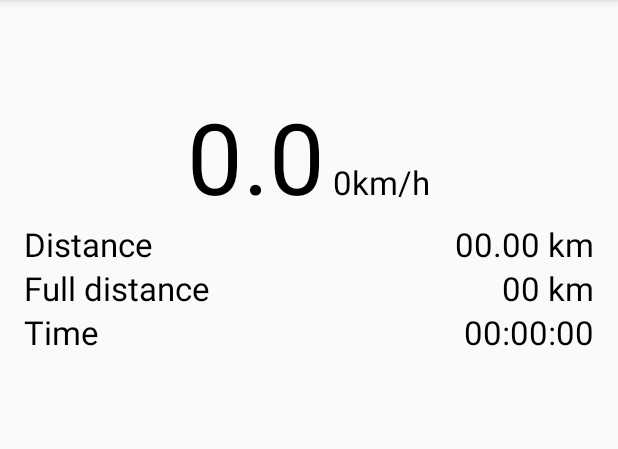
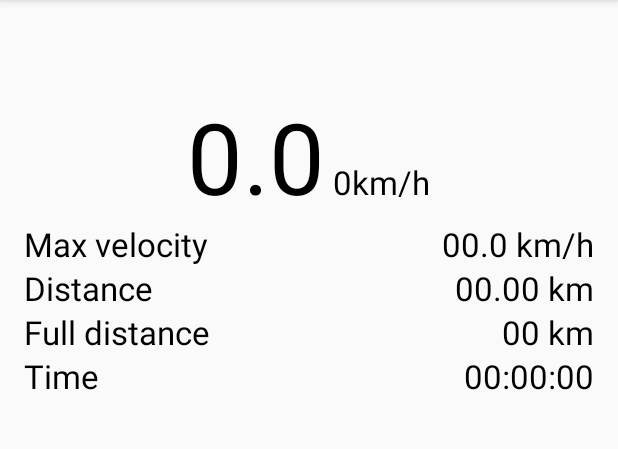
Before and after one commit to michal915/Speedometer, an Android app: the screen it shows after launch (MainActivity), on a phone screen of 412 x 824 dp, the part 84-533 px from its top. Run offline under Robolectric (Android 15) with nearby library versions, the phone set to English and light mode, and no system bars.

Commit message:
add max speed data

```diff
--- a/app/src/main/java/com/example/michal/speedmeter/DistanceMonitor.java
+++ b/app/src/main/java/com/example/michal/speedmeter/DistanceMonitor.java
@@ -32,7 +32,7 @@ public class DistanceMonitor
 
 
     /**
-     * Get the shared pereference object
+     * Get the shared preference object
      *
      * @param context current context
      *
--- a/app/src/main/java/com/example/michal/speedmeter/Keys.java
+++ b/app/src/main/java/com/example/michal/speedmeter/Keys.java
@@ -7,6 +7,7 @@ public class Keys
 {
     public static final String preferenceName = "com.speedometer.SpeedMeterPrefs-key";
     public static final String velocity = "com.speedometer.velocity-key";
+    public static final String maxVelocity = "com.speedometer.maxVelocity-key";
     public static final String distance = "com.speedometer.distance-key";
     public static final String fullDistance = "com.speedometer.full-distance-key";
     public static final String time = "com.speedometer.time-key";
--- a/app/src/main/java/com/example/michal/speedmeter/MainActivity.java
+++ b/app/src/main/java/com/example/michal/speedmeter/MainActivity.java
@@ -102,6 +102,7 @@ public class MainActivity extends AppCompatActivity {
                 distanceMonitor.resetDistance();
                 distanceMonitor.saveFullDistance(0);
                 timeMonitor.setElapsedTime(0);
+                velocityMonitor.writeMaxVelocity(0.0f);
                 break;
             default:
                 return false;
@@ -131,6 +132,7 @@ public class MainActivity extends AppCompatActivity {
         printer.printDistance(distanceMonitor.getDistance());
         printer.printFullDistance(distanceMonitor.getFullDistance());
         printer.printVelocity(velocityMonitor.getVelocity());
+        printer.printMaxVelocity(velocityMonitor.readMaxVelocity());
     }
 
     @Override
@@ -139,7 +141,7 @@ public class MainActivity extends AppCompatActivity {
         setContentView(R.layout.activity_main);
 
         printer = new Printer(this);
-        velocityMonitor = new VelocityMonitor();
+        velocityMonitor = new VelocityMonitor(this);
         locationManager = (LocationManager) getSystemService(LOCATION_SERVICE);
 
         if(!locationManager.isProviderEnabled(LocationManager.GPS_PROVIDER))
@@ -174,6 +176,7 @@ public class MainActivity extends AppCompatActivity {
                 printer.printDistance(distanceMonitor.getDistance());
                 printer.printFullDistance(distanceMonitor.getFullDistance());
                 printer.printVelocity(velocityMonitor.getVelocity());
+                printer.printMaxVelocity(velocityMonitor.getMaxVelocity());
             }
 
             @Override
--- a/app/src/main/java/com/example/michal/speedmeter/Printer.java
+++ b/app/src/main/java/com/example/michal/speedmeter/Printer.java
@@ -13,15 +13,17 @@ public class Printer {
     private TextView mTextDistanceView;
     private TextView mTextFullDistanceView;
     private TextView mTextTimeView;
+    private TextView mTextMaxVelocityView;
     private Activity mActivity;
 
     Printer(Activity activity)
     {
         mActivity = activity;
-        mTextVelocityView = (TextView) mActivity.findViewById(R.id.text_vel_value);
-        mTextDistanceView = (TextView) mActivity.findViewById(R.id.text_distance_value);
+        mTextVelocityView     = (TextView) mActivity.findViewById(R.id.text_vel_value);
+        mTextDistanceView     = (TextView) mActivity.findViewById(R.id.text_distance_value);
         mTextFullDistanceView = (TextView) mActivity.findViewById(R.id.text_full_distance_value);
-        mTextTimeView = (TextView) mActivity.findViewById(R.id.text_time_value);
+        mTextTimeView         = (TextView) mActivity.findViewById(R.id.text_time_value);
+        mTextMaxVelocityView  = (TextView) mActivity.findViewById(R.id.text_max_velocity_value);
         mTextVelocityView.setText(createVelocityString(0 + mActivity.getResources().getString(R.string.velocity_kmh)));
     }
 
@@ -49,6 +51,11 @@ public class Printer {
     public void printVelocity(float speed)
     {
         mTextVelocityView.setText(createVelocityString(speed, "km/h"));
+    }
+
+    public void printMaxVelocity(float speed)
+    {
+        mTextMaxVelocityView.setText((speed + " km/h"));
     }
 
     public void printDistance(float distance)
--- a/app/src/main/java/com/example/michal/speedmeter/VelocityMonitor.java
+++ b/app/src/main/java/com/example/michal/speedmeter/VelocityMonitor.java
@@ -1,23 +1,78 @@
 package com.example.michal.speedmeter;
+
+import android.content.Context;
+import android.content.SharedPreferences;
 
 public class VelocityMonitor {
 
-    private float mVelocity;    // km/h
+    private float   mVelocity;    // km/h
+    private float   mMaxVelocity; // km/h
+    private Context mContext;
 
-    VelocityMonitor()
+
+    VelocityMonitor(Context context, float velocity)
     {
-        mVelocity = 0;
+        mContext = context;
+        mVelocity = velocity;
+        mMaxVelocity = getSharedMaxVelocity(context);
     }
 
-    VelocityMonitor(float velocity)
+    VelocityMonitor(Context context)
     {
-        mVelocity = velocity;
+        mContext = context;
+        mVelocity = 0;
+        mMaxVelocity = getSharedMaxVelocity(context);
+    }
+
+
+    /**
+     * Get the shared pereference object
+     *
+     * @param context current context
+     *
+     * @return shared preferences object
+     *
+     */
+    private static SharedPreferences getSharedPreference(Context context)
+    {
+        return context.getSharedPreferences(Keys.preferenceName, Context.MODE_PRIVATE);
+    }
+
+    /**
+     * Read the shared preference data
+     *
+     * @param context current context
+     *
+     * @return max velocity since application installed
+     *
+     */
+    private static float getSharedMaxVelocity(Context context)
+    {
+        return getSharedPreference(context).getFloat(Keys.maxVelocity, 0.0f);
+    }
+
+    /**
+     * Write the shared preference data
+     *
+     * @param context current context
+     * @param input full distance value
+     *
+     */
+    private static void setSharedMaxVelocity(Context context, float input)
+    {
+        SharedPreferences.Editor editor = getSharedPreference(context).edit();
+        editor.putFloat(Keys.maxVelocity, input);
+        editor.apply();
     }
 
     public void updateVelocity(float velocityMps)
     {
         ConvertSpeed.mpsTokph(velocityMps);
         mVelocity = ConvertSpeed.mpsTokph(velocityMps);
+        if(mVelocity > getMaxVelocity())
+        {
+            writeMaxVelocity(mVelocity);
+        }
     }
 
     public float getVelocity()
@@ -29,4 +84,20 @@ public class VelocityMonitor {
     {
         mVelocity = velocity;
     }
+
+    public void writeMaxVelocity(float velocity)
+    {
+        mMaxVelocity = velocity;
+        setSharedMaxVelocity(mContext, mMaxVelocity);
+    }
+
+    public float getMaxVelocity()
+    {
+        return mMaxVelocity;
+    }
+
+    public float readMaxVelocity()
+    {
+        return getSharedMaxVelocity(mContext);
+    }
 }
--- a/app/src/main/res/layout/activity_main.xml
+++ b/app/src/main/res/layout/activity_main.xml
@@ -28,11 +28,39 @@
 
 
     <LinearLayout
+        android:id="@+id/layout_max_velocity"
+        android:orientation="horizontal"
+        android:layout_width="match_parent"
+        android:layout_height="wrap_content"
+        android:layout_below="@+id/layout_vel"
+        android:weightSum="1">
+
+        <TextView
+            android:id="@+id/text_max_velocity_info"
+            android:layout_width="match_parent"
+            android:layout_height="wrap_content"
+            android:text="Max velocity"
+            android:textColor="@color/colorBlack"
+            android:textSize="22sp"
+            android:layout_weight="0.5"/>
+        <TextView
+            android:id="@+id/text_max_velocity_value"
+            android:layout_width="match_parent"
+            android:layout_height="wrap_content"
+            android:text="00.0 km/h"
+            android:textColor="@color/colorBlack"
+            android:textSize="22sp"
+            android:gravity="right"
+            android:layout_weight="0.5"/>
+    </LinearLayout>
+
+
+    <LinearLayout
         android:id="@+id/layout_distance"
         android:orientation="horizontal"
         android:layout_width="match_parent"
         android:layout_height="wrap_content"
-        android:layout_below="@+id/layout_vel"
+        android:layout_below="@+id/layout_max_velocity"
         android:weightSum="1">
 
         <TextView
```
